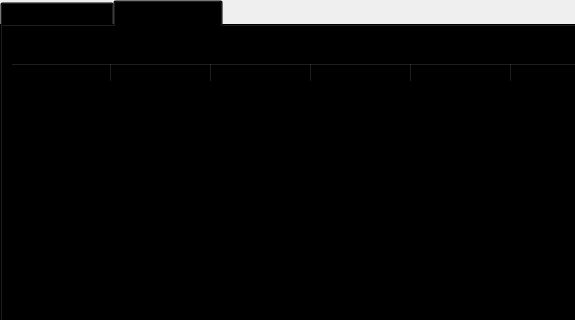
Above: src/qt/forms/masternodelist.ui from blocksninja/das-coin before the change; both pictures show x 0 to 575 and y 0 to 320 of the 996 by 555 pixel window. Below: the same form after it.
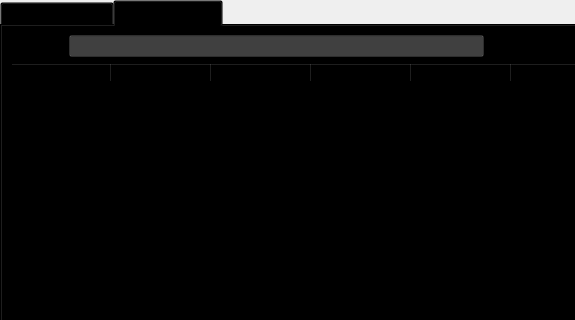
That is the form after the change. The open tabs and pages were chosen to show the change.

```diff
--- a/src/qt/forms/masternodelist.ui
+++ b/src/qt/forms/masternodelist.ui
@@ -281,6 +281,9 @@
              <property name="toolTip">
               <string>Filter masternode list</string>
              </property>
+             <property name="styleSheet">
+              <string notr="true">background-color:rgba(255,255,255,25%);</string>
+             </property>
             </widget>
            </item>
            <item>
```
